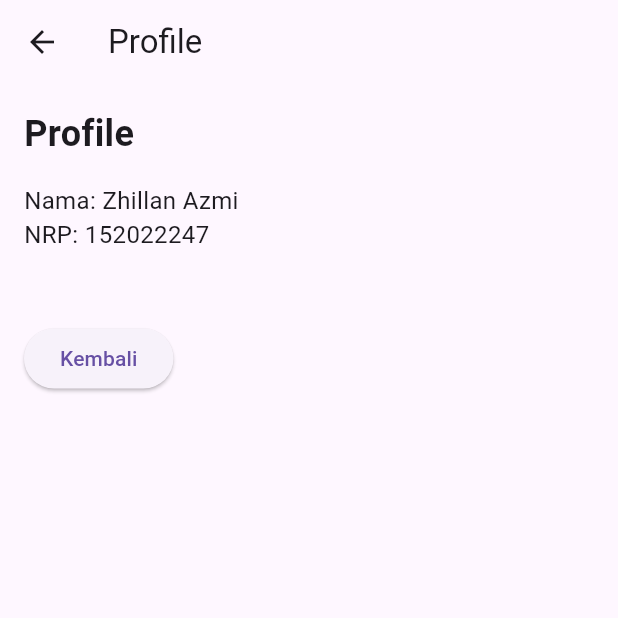
After one commit to zhilanazmi/covidapp, a Flutter app: the ProfileScreen screen opened directly, on a phone screen of 412 x 824 dp, the top half of it. The commit adds this screen. Run offline on Flutter 3.47's test engine with Material 3 defaults, Android fonts, the phone set to English and light mode, and no system bars; our stand-ins replace flutter_spinkit, pie_chart, shimmer.

Commit message:
feat: update profile screen

```diff
--- /dev/null
+++ b/covid_tracker/lib/profile_screen.dart
@@ -0,0 +1,38 @@
+import 'package:flutter/material.dart';
+
+class ProfileScreen extends StatelessWidget {
+  const ProfileScreen({super.key});
+
+  @override
+  Widget build(BuildContext context) {
+    return Scaffold(
+      appBar: AppBar(
+        title: const Text('Profile'),
+      ),
+      body: Padding(
+        padding: const EdgeInsets.all(16.0),
+        child: Column(
+          crossAxisAlignment: CrossAxisAlignment.start,
+          children: [
+            const Text(
+              'Profile',
+              style: TextStyle(fontSize: 24, fontWeight: FontWeight.bold),
+            ),
+            const SizedBox(height: 16),
+            const Text(
+              'Nama: Zhillan Azmi \nNRP: 152022247 \n',
+              style: TextStyle(fontSize: 16),
+            ),
+            const SizedBox(height: 24),
+            ElevatedButton(
+              onPressed: () {
+                Navigator.pop(context); // Kembali ke halaman sebelumnya
+              },
+              child: const Text('Kembali'),
+            ),
+          ],
+        ),
+      ),
+    );
+  }
+}
```
Also changed, not shown: covid_tracker/lib/world_state_screen.dart (+26 -0 lines).
